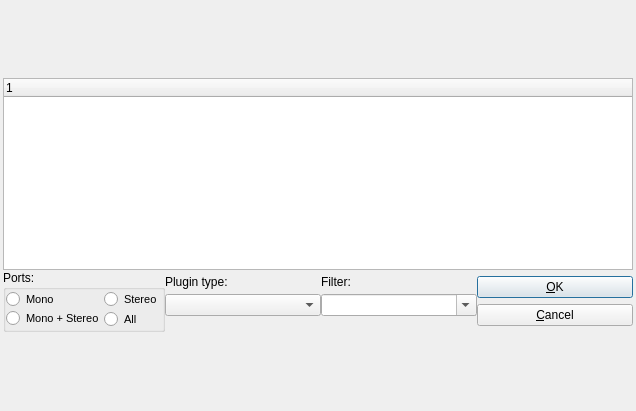
This is muse3/muse/components/plugindialogbase.ui in emrum/muse as Qt 5 draws it before an edit. The edited form follows.
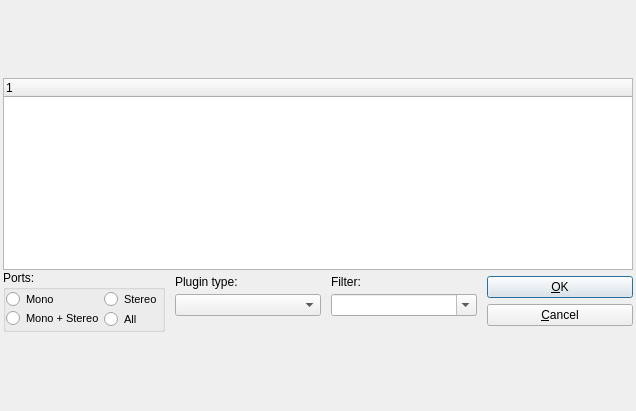
This is the edited form.

Commit message: Force default font for popups started from mixer strip

What changed in the file:
```diff
--- a/muse3/muse/components/plugindialogbase.ui
+++ b/muse3/muse/components/plugindialogbase.ui
@@ -31,7 +31,10 @@
    </property>
    <item row="0" column="0">
     <layout class="QGridLayout" name="gridLayout">
-     <property name="spacing">
+     <property name="horizontalSpacing">
+      <number>10</number>
+     </property>
+     <property name="verticalSpacing">
       <number>0</number>
      </property>
      <item row="0" column="0" colspan="4">
```
The commit also changes 2 other files.
